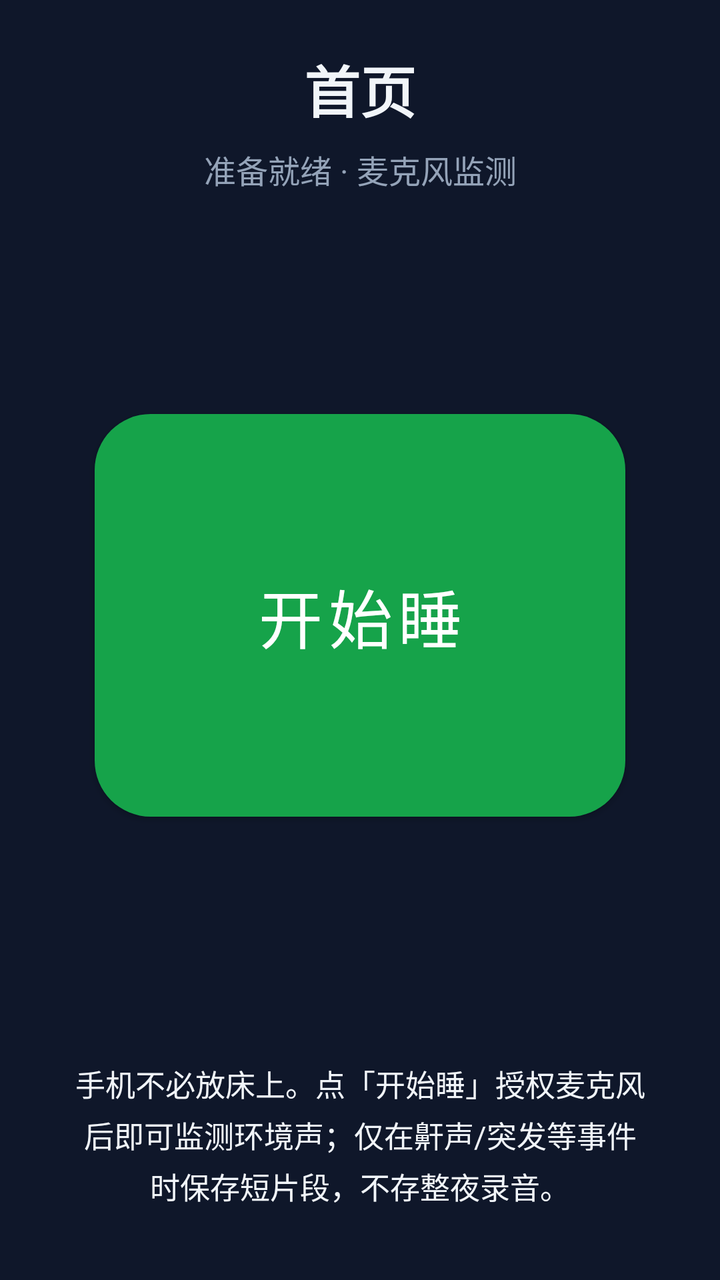
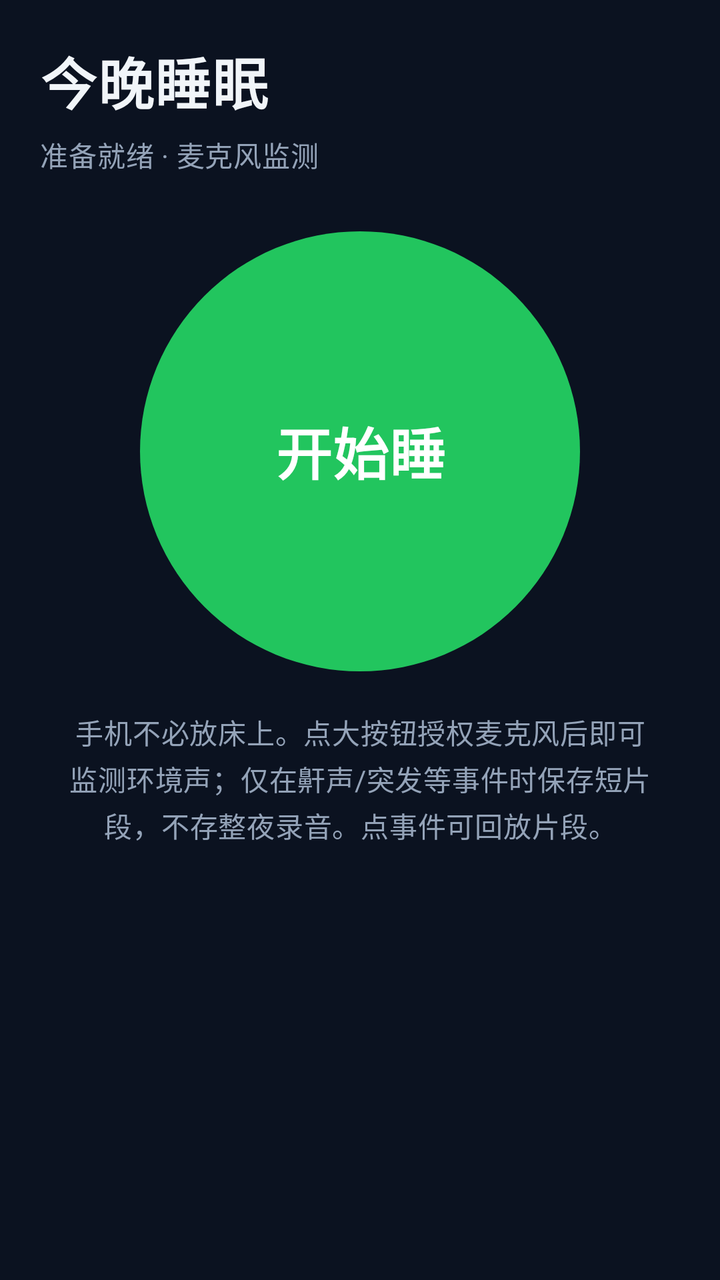

Screens rendered from an Android XML layout before and after an edit, with the pre-edit source and the edit as a unified diff.
<!-- AndroidManifest.xml: application theme Theme.SleepDesk -->
<!-- res/layout/fragment_home.xml -->
<?xml version="1.0" encoding="utf-8"?>
<androidx.constraintlayout.widget.ConstraintLayout
    xmlns:android="http://schemas.android.com/apk/res/android"
    xmlns:app="http://schemas.android.com/apk/res-auto"
    android:layout_width="match_parent"
    android:layout_height="match_parent"
    android:padding="24dp"
    android:background="@color/bg">

    <TextView
        android:id="@+id/tvTitle"
        android:layout_width="0dp"
        android:layout_height="wrap_content"
        android:text="@string/tab_home"
        android:textSize="28sp"
        android:textStyle="bold"
        android:textColor="@color/on_bg"
        android:gravity="center"
        app:layout_constraintTop_toTopOf="parent"
        app:layout_constraintStart_toStartOf="parent"
        app:layout_constraintEnd_toEndOf="parent" />

    <TextView
        android:id="@+id/tvStatus"
        android:layout_width="0dp"
        android:layout_height="wrap_content"
        android:layout_marginTop="8dp"
        android:text="@string/status_idle"
        android:textSize="16sp"
        android:textColor="@color/muted"
        android:gravity="center"
        app:layout_constraintTop_toBottomOf="@id/tvTitle"
        app:layout_constraintStart_toStartOf="parent"
        app:layout_constraintEnd_toEndOf="parent" />

    <com.google.android.material.button.MaterialButton
        android:id="@+id/btnToggle"
        android:layout_width="0dp"
        android:layout_height="0dp"
        android:text="@string/btn_start"
        android:textSize="32sp"
        android:textAllCaps="false"
        android:textColor="@android:color/white"
        app:backgroundTint="@color/start_green"
        app:cornerRadius="28dp"
        app:layout_constraintTop_toBottomOf="@id/tvStatus"
        app:layout_constraintBottom_toTopOf="@id/tvSummary"
        app:layout_constraintStart_toStartOf="parent"
        app:layout_constraintEnd_toEndOf="parent"
        app:layout_constraintWidth_percent="0.85"
        app:layout_constraintHeight_percent="0.36"
        android:layout_marginTop="24dp"
        android:layout_marginBottom="24dp" />

    <TextView
        android:id="@+id/tvSummary"
        android:layout_width="0dp"
        android:layout_height="wrap_content"
        android:text="@string/hint_home"
        android:textSize="15sp"
        android:textColor="@color/on_bg"
        android:lineSpacingExtra="4dp"
        android:gravity="center"
        android:padding="12dp"
        app:layout_constraintBottom_toBottomOf="parent"
        app:layout_constraintStart_toStartOf="parent"
        app:layout_constraintEnd_toEndOf="parent" />
</androidx.constraintlayout.widget.ConstraintLayout>
<!-- resources referenced by this layout -->
<resources>
  <color name="bg">#FF0F172A</color>
  <color name="muted">#FF94A3B8</color>
  <color name="on_bg">#FFF1F5F9</color>
  <color name="start_green">#FF16A34A</color>
  <string name="btn_start">开始睡</string>
  <string name="hint_home">手机不必放床上。点「开始睡」授权麦克风后即可监测环境声；仅在鼾声/突发等事件时保存短片段，不存整夜录音。</string>
  <string name="status_idle">准备就绪 · 麦克风监测</string>
  <string name="tab_home">首页</string>
  <style name="Theme.SleepDesk" parent="Theme.MaterialComponents.DayNight.NoActionBar">
          <item name="colorPrimary">@color/start_green</item>
          <item name="colorPrimaryVariant">@color/bg</item>
          <item name="colorOnPrimary">@android:color/white</item>
          <item name="android:statusBarColor">@color/bg</item>
          <item name="android:navigationBarColor">@color/bg</item>
          <item name="android:windowBackground">@color/bg</item>
      </style>
</resources>

<!-- the commit's change to res/layout/fragment_home.xml (unified diff, before → after) -->
@@ -1,68 +1,241 @@
 <?xml version="1.0" encoding="utf-8"?>
-<androidx.constraintlayout.widget.ConstraintLayout
+<androidx.core.widget.NestedScrollView
     xmlns:android="http://schemas.android.com/apk/res/android"
     xmlns:app="http://schemas.android.com/apk/res-auto"
     android:layout_width="match_parent"
     android:layout_height="match_parent"
-    android:padding="24dp"
+    android:fillViewport="true"
     android:background="@color/bg">
 
-    <TextView
-        android:id="@+id/tvTitle"
-        android:layout_width="0dp"
+    <androidx.constraintlayout.widget.ConstraintLayout
+        android:layout_width="match_parent"
         android:layout_height="wrap_content"
-        android:text="@string/tab_home"
-        android:textSize="28sp"
-        android:textStyle="bold"
-        android:textColor="@color/on_bg"
-        android:gravity="center"
-        app:layout_constraintTop_toTopOf="parent"
-        app:layout_constraintStart_toStartOf="parent"
-        app:layout_constraintEnd_toEndOf="parent" />
-
-    <TextView
-        android:id="@+id/tvStatus"
-        android:layout_width="0dp"
-        android:layout_height="wrap_content"
-        android:layout_marginTop="8dp"
-        android:text="@string/status_idle"
-        android:textSize="16sp"
-        android:textColor="@color/muted"
-        android:gravity="center"
-        app:layout_constraintTop_toBottomOf="@id/tvTitle"
-        app:layout_constraintStart_toStartOf="parent"
-        app:layout_constraintEnd_toEndOf="parent" />
-
-    <com.google.android.material.button.MaterialButton
-        android:id="@+id/btnToggle"
-        android:layout_width="0dp"
-        android:layout_height="0dp"
-        android:text="@string/btn_start"
-        android:textSize="32sp"
-        android:textAllCaps="false"
-        android:textColor="@android:color/white"
-        app:backgroundTint="@color/start_green"
-        app:cornerRadius="28dp"
-        app:layout_constraintTop_toBottomOf="@id/tvStatus"
-        app:layout_constraintBottom_toTopOf="@id/tvSummary"
-        app:layout_constraintStart_toStartOf="parent"
-        app:layout_constraintEnd_toEndOf="parent"
-        app:layout_constraintWidth_percent="0.85"
-        app:layout_constraintHeight_percent="0.36"
-        android:layout_marginTop="24dp"
-        android:layout_marginBottom="24dp" />
-
-    <TextView
-        android:id="@+id/tvSummary"
-        android:layout_width="0dp"
-        android:layout_height="wrap_content"
-        android:text="@string/hint_home"
-        android:textSize="15sp"
-        android:textColor="@color/on_bg"
-        android:lineSpacingExtra="4dp"
-        android:gravity="center"
-        android:padding="12dp"
-        app:layout_constraintBottom_toBottomOf="parent"
-        app:layout_constraintStart_toStartOf="parent"
-        app:layout_constraintEnd_toEndOf="parent" />
-</androidx.constraintlayout.widget.ConstraintLayout>
+        android:paddingStart="20dp"
+        android:paddingEnd="20dp"
+        android:paddingTop="20dp"
+        android:paddingBottom="28dp">
+
+        <TextView
+            android:id="@+id/tvTitle"
+            android:layout_width="0dp"
+            android:layout_height="wrap_content"
+            android:text="@string/home_heading"
+            android:textAppearance="?attr/textAppearanceHeadlineMedium"
+            android:textColor="@color/on_bg"
+            android:textStyle="bold"
+            android:letterSpacing="0.02"
+            app:layout_constraintTop_toTopOf="parent"
+            app:layout_constraintStart_toStartOf="parent"
+            app:layout_constraintEnd_toEndOf="parent" />
+
+        <TextView
+            android:id="@+id/tvStatus"
+            android:layout_width="0dp"
+            android:layout_height="wrap_content"
+            android:layout_marginTop="6dp"
+            android:text="@string/status_idle"
+            android:textAppearance="?attr/textAppearanceBodyMedium"
+            android:textColor="@color/muted"
+            app:layout_constraintTop_toBottomOf="@id/tvTitle"
+            app:layout_constraintStart_toStartOf="parent"
+            app:layout_constraintEnd_toEndOf="parent" />
+
+        <com.google.android.material.button.MaterialButton
+            android:id="@+id/btnToggle"
+            style="@style/Widget.SleepDesk.SleepButton"
+            android:layout_width="220dp"
+            android:layout_height="220dp"
+            android:layout_marginTop="28dp"
+            android:text="@string/btn_start"
+            android:insetTop="0dp"
+            android:insetBottom="0dp"
+            app:cornerRadius="110dp"
+            app:layout_constraintTop_toBottomOf="@id/tvStatus"
+            app:layout_constraintStart_toStartOf="parent"
+            app:layout_constraintEnd_toEndOf="parent" />
+
+        <TextView
+            android:id="@+id/tvHint"
+            android:layout_width="0dp"
+            android:layout_height="wrap_content"
+            android:layout_marginTop="20dp"
+            android:text="@string/hint_home"
+            android:textAppearance="?attr/textAppearanceBodyMedium"
+            android:textColor="@color/muted"
+            android:lineSpacingExtra="3dp"
+            android:gravity="center"
+            android:paddingHorizontal="8dp"
+            app:layout_constraintTop_toBottomOf="@id/btnToggle"
+            app:layout_constraintStart_toStartOf="parent"
+            app:layout_constraintEnd_toEndOf="parent" />
+
+        <com.google.android.material.card.MaterialCardView
+            android:id="@+id/cardStats"
+            android:layout_width="0dp"
+            android:layout_height="wrap_content"
+            android:layout_marginTop="24dp"
+            android:visibility="gone"
+            app:cardBackgroundColor="@color/card_bg"
+            app:cardCornerRadius="20dp"
+            app:cardElevation="0dp"
+            app:strokeWidth="1dp"
+            app:strokeColor="@color/card_stroke"
+            app:layout_constraintTop_toBottomOf="@id/btnToggle"
+            app:layout_constraintStart_toStartOf="parent"
+            app:layout_constraintEnd_toEndOf="parent">
+
+            <LinearLayout
+                android:layout_width="match_parent"
+                android:layout_height="wrap_content"
+                android:orientation="vertical"
+                android:padding="16dp">
+
+                <TextView
+                    android:layout_width="match_parent"
+                    android:layout_height="wrap_content"
+                    android:text="@string/tonight_stats"
+                    android:textAppearance="?attr/textAppearanceTitleSmall"
+                    android:textColor="@color/on_bg"
+                    android:paddingBottom="12dp" />
+
+                <LinearLayout
+                    android:layout_width="match_parent"
+                    android:layout_height="wrap_content"
+                    android:orientation="horizontal"
+                    android:baselineAligned="false">
+
+                    <LinearLayout
+                        android:layout_width="0dp"
+                        android:layout_height="wrap_content"
+                        android:layout_weight="1"
+                        android:orientation="vertical"
+                        android:gravity="center">
+                        <TextView
+                            android:id="@+id/tvStatDuration"
+                            android:layout_width="wrap_content"
+                            android:layout_height="wrap_content"
+                            android:textAppearance="?attr/textAppearanceTitleLarge"
+                            android:textColor="@color/accent"
+                            android:textStyle="bold"
+                            android:text="—" />
+                        <TextView
+                            android:layout_width="wrap_content"
+                            android:layout_height="wrap_content"
+                            android:layout_marginTop="4dp"
+                            android:text="@string/stat_duration"
+                            android:textAppearance="?attr/textAppearanceLabelSmall"
+                            android:textColor="@color/muted" />
+                    </LinearLayout>
+
+                    <LinearLayout
+                        android:layout_width="0dp"
+                        android:layout_height="wrap_content"
+                        android:layout_weight="1"
+                        android:orientation="vertical"
+                        android:gravity="center">
+                        <TextView
+                            android:id="@+id/tvStatSnore"
+                            android:layout_width="wrap_content"
+                            android:layout_height="wrap_content"
+                            android:textAppearance="?attr/textAppearanceTitleLarge"
+                            android:textColor="@color/on_bg"
+                            android:textStyle="bold"
+                            android:text="0" />
+                        <TextView
+                            android:layout_width="wrap_content"
+                            android:layout_height="wrap_content"
+                            android:layout_marginTop="4dp"
+                            android:text="@string/stat_snore"
+                            android:textAppearance="?attr/textAppearanceLabelSmall"
+                            android:textColor="@color/muted" />
+                    </LinearLayout>
+
+                    <LinearLayout
+                        android:layout_width="0dp"
+                        android:layout_height="wrap_content"
+                        android:layout_weight="1"
+                        android:orientation="vertical"
+                        android:gravity="center">
+                        <TextView
+                            android:id="@+id/tvStatWake"
+                            android:layout_width="wrap_content"
+                            android:layout_height="wrap_content"
+                            android:textAppearance="?attr/textAppearanceTitleLarge"
+                            android:textColor="@color/on_bg"
+                            android:textStyle="bold"
+                            android:text="0" />
+                        <TextView
+                            android:layout_width="wrap_content"
+                            android:layout_height="wrap_content"
+                            android:layout_marginTop="4dp"
+                            android:text="@string/stat_wake"
+                            android:textAppearance="?attr/textAppearanceLabelSmall"
+                            android:textColor="@color/muted" />
+                    </LinearLayout>
+
+                    <LinearLayout
+                        android:layout_width="0dp"
+                        android:layout_height="wrap_content"
+                        android:layout_weight="1"
+                        android:orientation="vertical"
+                        android:gravity="center">
+                        <TextView
+                            android:id="@+id/tvStatClips"
+                            android:layout_width="wrap_content"
+                            android:layout_height="wrap_content"
+                            android:textAppearance="?attr/textAppearanceTitleLarge"
+                            android:textColor="@color/on_bg"
+                            android:textStyle="bold"
+                            android:text="0" />
+                        <TextView
+                            android:layout_width="wrap_content"
+                            android:layout_height="wrap_content"
+                            android:layout_marginTop="4dp"
+                            android:text="@string/stat_clips"
+                            android:textAppearance="?attr/textAppearanceLabelSmall"
+                            android:textColor="@color/muted" />
+                    </LinearLayout>
+                </LinearLayout>
+            </LinearLayout>
+        </com.google.android.material.card.MaterialCardView>
+
+        <TextView
+            android:id="@+id/tvEventsTitle"
+            android:layout_width="0dp"
+            android:layout_height="wrap_content"
+            android:layout_marginTop="22dp"
+            android:text="@string/events_tonight"
+            android:textAppearance="?attr/textAppearanceTitleSmall"
+            android:textColor="@color/on_bg"
+            android:visibility="gone"
+            app:layout_constraintTop_toBottomOf="@id/cardStats"
+            app:layout_constraintStart_toStartOf="parent"
+            app:layout_constraintEnd_toEndOf="parent" />
+
+        <TextView
+            android:id="@+id/tvEventsEmpty"
+            android:layout_width="0dp"
+            android:layout_height="wrap_content"
+            android:layout_marginTop="8dp"
+            android:text="@string/events_empty"
+            android:textColor="@color/muted"
+            android:textAppearance="?attr/textAppearanceBodyMedium"
+            android:visibility="gone"
+            app:layout_constraintTop_toBottomOf="@id/tvEventsTitle"
+            app:layout_constraintStart_toStartOf="parent"
+            app:layout_constraintEnd_toEndOf="parent" />
+
+        <androidx.recyclerview.widget.RecyclerView
+            android:id="@+id/rvTonightEvents"
+            android:layout_width="0dp"
+            android:layout_height="wrap_content"
+            android:layout_marginTop="8dp"
+            android:nestedScrollingEnabled="false"
+            android:visibility="gone"
+            app:layout_constraintTop_toBottomOf="@id/tvEventsEmpty"
+            app:layout_constraintStart_toStartOf="parent"
+            app:layout_constraintEnd_toEndOf="parent"
+            app:layout_constraintBottom_toBottomOf="parent" />
+
+    </androidx.constraintlayout.widget.ConstraintLayout>
+</androidx.core.widget.NestedScrollView>
<!-- resource entries referenced after the edit -->
@@ -1,20 +1,61 @@
 <!-- resources referenced by this layout -->
 <resources>
-  <color name="bg">#FF0F172A</color>
+  <color name="accent">#FF7C9CFF</color>
+  <color name="bg">#FF0B1220</color>
+  <color name="card_bg">#FF152036</color>
+  <color name="card_stroke">#33A5B4D4</color>
   <color name="muted">#FF94A3B8</color>
   <color name="on_bg">#FFF1F5F9</color>
-  <color name="start_green">#FF16A34A</color>
+  <color name="start_green">#FF22C55E</color>
+  <color name="accent_dim">#FF3D4F8C</color>
+  <color name="nav_bg">#FF121A2B</color>
+  <style name="ThemeOverlay.SleepDesk.BottomSheet" parent="ThemeOverlay.Material3.BottomSheetDialog">
+          <item name="bottomSheetStyle">@style/Widget.SleepDesk.BottomSheet</item>
+      </style>
+  <style name="Widget.SleepDesk.BottomSheet" parent="Widget.Material3.BottomSheet.Modal">
+          <item name="backgroundTint">@color/card_bg</item>
+          <item name="shapeAppearance">@style/ShapeAppearance.SleepDesk.Large</item>
+      </style>
+  <style name="ShapeAppearance.SleepDesk.Large" parent="ShapeAppearance.Material3.LargeComponent">
+          <item name="cornerFamily">rounded</item>
+          <item name="cornerSize">24dp</item>
+      </style>
   <string name="btn_start">开始睡</string>
-  <string name="hint_home">手机不必放床上。点「开始睡」授权麦克风后即可监测环境声；仅在鼾声/突发等事件时保存短片段，不存整夜录音。</string>
+  <string name="events_empty">暂无事件记录</string>
+  <string name="events_tonight">今夜事件</string>
+  <string name="hint_home">手机不必放床上。点大按钮授权麦克风后即可监测环境声；仅在鼾声/突发等事件时保存短片段，不存整夜录音。点事件可回放片段。</string>
+  <string name="home_heading">今晚睡眠</string>
+  <string name="stat_clips">片段</string>
+  <string name="stat_duration">时长</string>
+  <string name="stat_snore">鼾声</string>
+  <string name="stat_wake">突发</string>
   <string name="status_idle">准备就绪 · 麦克风监测</string>
-  <string name="tab_home">首页</string>
-  <style name="Theme.SleepDesk" parent="Theme.MaterialComponents.DayNight.NoActionBar">
-          <item name="colorPrimary">@color/start_green</item>
-          <item name="colorPrimaryVariant">@color/bg</item>
+  <string name="tonight_stats">今夜数据</string>
+  <style name="Widget.SleepDesk.SleepButton" parent="Widget.Material3.Button">
+          <item name="android:textAllCaps">false</item>
+          <item name="android:textSize">28sp</item>
+          <item name="android:textStyle">bold</item>
+          <item name="android:textColor">@android:color/white</item>
+          <item name="backgroundTint">@color/start_green</item>
+          <item name="rippleColor">#40FFFFFF</item>
+          <item name="elevation">6dp</item>
+      </style>
+  <style name="Theme.SleepDesk" parent="Theme.Material3.Dark.NoActionBar">
+          <item name="colorPrimary">@color/accent</item>
           <item name="colorOnPrimary">@android:color/white</item>
+          <item name="colorPrimaryContainer">@color/accent_dim</item>
+          <item name="colorOnPrimaryContainer">@color/on_bg</item>
+          <item name="colorSecondary">@color/start_green</item>
+          <item name="colorOnSecondary">@android:color/white</item>
+          <item name="colorSurface">@color/card_bg</item>
+          <item name="colorOnSurface">@color/on_bg</item>
+          <item name="colorOnSurfaceVariant">@color/muted</item>
+          <item name="android:colorBackground">@color/bg</item>
+          <item name="colorOutline">@color/card_stroke</item>
           <item name="android:statusBarColor">@color/bg</item>
-          <item name="android:navigationBarColor">@color/bg</item>
+          <item name="android:navigationBarColor">@color/nav_bg</item>
           <item name="android:windowBackground">@color/bg</item>
+          <item name="bottomSheetDialogTheme">@style/ThemeOverlay.SleepDesk.BottomSheet</item>
       </style>
 </resources>
 
